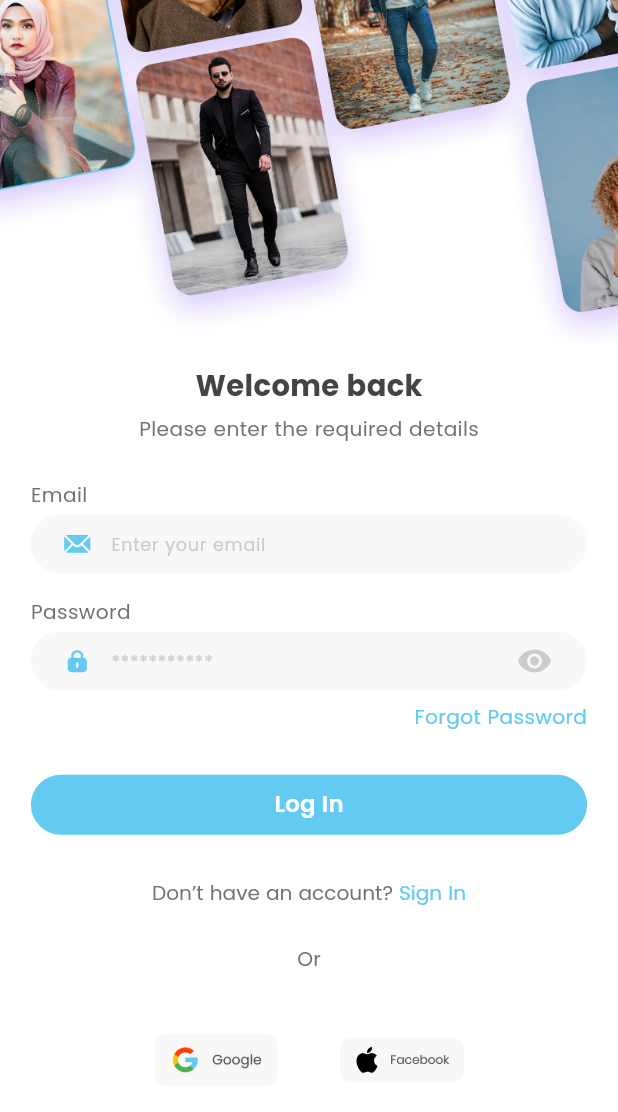
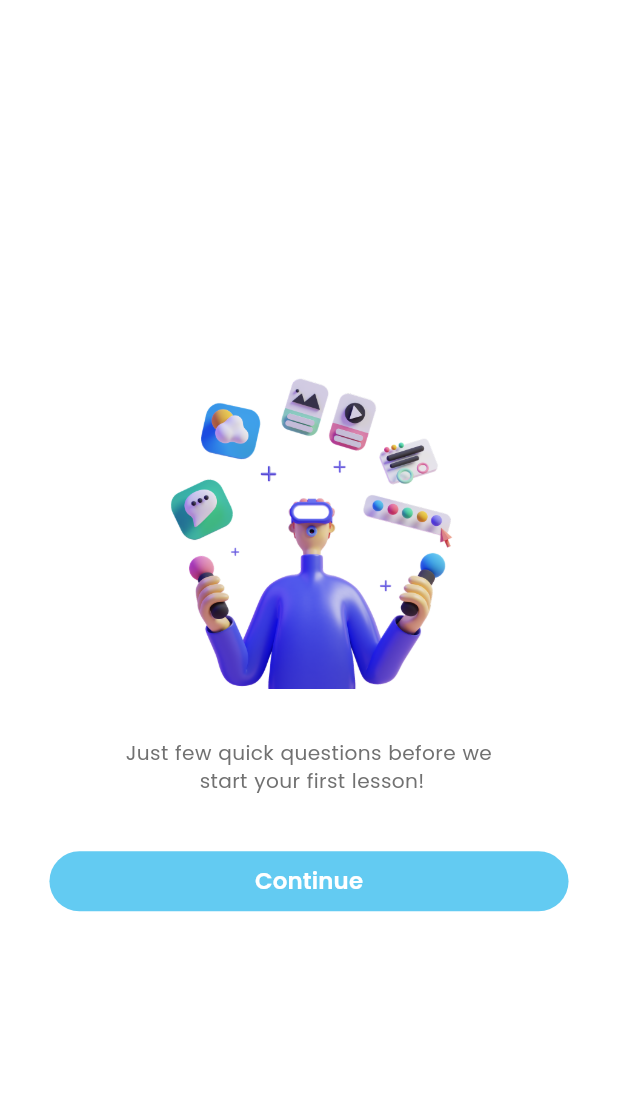
Before and after one commit to MRamzan2000/wave-app, a Flutter app: the LoginScreen screen opened directly, after a tap on "Log In", on a phone screen of 412 x 824 dp. Shown: the top 1112 px of the screen. Run offline on Flutter 3.47's test engine with Material 3 defaults, Android fonts, the phone set to English and light mode, and no system bars; our stand-ins replace flutter_svg, get, responsive_sizer, smooth_page_indicator.

Commit message:
forgot password welcome screen ui  add

```diff
--- a/lib/controller/auth_controller.dart
+++ b/lib/controller/auth_controller.dart
@@ -3,9 +3,6 @@ import 'package:get/get.dart';
 
 class AuthController extends GetxController{
   //TextFormFiled Controller
-  TextEditingController nameController=TextEditingController();
-  TextEditingController emailController=TextEditingController();
-  TextEditingController passwordController=TextEditingController();
-  TextEditingController confirmPasswordController=TextEditingController();
+
 
 }
--- a/lib/view/screens/login_screen.dart
+++ b/lib/view/screens/login_screen.dart
@@ -6,7 +6,9 @@ import 'package:weave_app/view/reuseable_widgets/custom_elevated_button.dart';
 import 'package:weave_app/view/reuseable_widgets/custom_textfield.dart';
 import 'package:weave_app/view/reuseable_widgets/get_horizontal_space.dart';
 import 'package:weave_app/view/reuseable_widgets/get_verticle_space.dart';
+import 'package:weave_app/view/screens/forgot_password.dart';
 import 'package:weave_app/view/screens/signup_screen.dart';
+import 'package:weave_app/view/screens/welcom_screen.dart';
 import 'package:weave_app/view/utils/app_colors.dart';
 import 'package:weave_app/view/utils/app_styles.dart';
 
@@ -18,12 +20,13 @@ class LoginScreen extends StatefulWidget {
 }
 
 class _LoginScreenState extends State<LoginScreen> {
-  final AuthController authController = Get.put(AuthController());
+  TextEditingController emailController=TextEditingController();
+  TextEditingController passwordController=TextEditingController();
   @override
   void dispose() {
     super.dispose();
-    authController.emailController.dispose();
-    authController.dispose();
+    emailController.dispose();
+    passwordController.dispose();
   }
 
   @override
@@ -68,7 +71,7 @@ class _LoginScreenState extends State<LoginScreen> {
                   ),
                   verticalSpace(.4.h),
                   CustomTextField(
-                    controller: authController.emailController,
+                    controller: emailController,
                     hintText: "Enter your email",
                     prefixIconPath: "assets/icons/email.svg",
                   ),
@@ -79,13 +82,17 @@ class _LoginScreenState extends State<LoginScreen> {
                   ),
                   verticalSpace(.4.h),
                   CustomTextField(
-                    controller: authController.passwordController,
+                    controller:passwordController,
                     hintText: "***********",
                     prefixIconPath: "assets/icons/password.svg",
                     showSuffixIcon: true,
                   ),
                   verticalSpace(1.h),
-                  Row(
+                  GestureDetector(
+                    onTap: (){
+                      Get.to(()=>ForgotPasswordScreen());
+                    },
+                    child: Row(
                       mainAxisAlignment: MainAxisAlignment.end,
                       children: [
                         Text(
@@ -95,6 +102,7 @@ class _LoginScreenState extends State<LoginScreen> {
                         )
                       ],
                     ),
+                  ),
                   verticalSpace(3.h),
                   Row(
                     children: [
@@ -103,7 +111,9 @@ class _LoginScreenState extends State<LoginScreen> {
                               title: "Log In",
                               bgColor: AppColors.primaryColor,
                               titleColor: AppColors.white,
-                              onTap: () {}))
+                              onTap: () {
+                                Get.off(()=>WelcomeScreen());
+                              }))
                     ],
                   ),
                   verticalSpace(3.h),
--- /dev/null
+++ b/lib/view/screens/welcom_screen.dart
@@ -0,0 +1,60 @@
+import 'package:flutter/material.dart';
+import 'package:get/get.dart';
+import 'package:responsive_sizer/responsive_sizer.dart';
+import 'package:weave_app/view/reuseable_widgets/custom_elevated_button.dart';
+import 'package:weave_app/view/reuseable_widgets/get_verticle_space.dart';
+import 'package:weave_app/view/screens/select_language_screen.dart';
+import 'package:weave_app/view/utils/app_colors.dart';
+import 'package:weave_app/view/utils/app_styles.dart';
+
+class WelcomeScreen extends StatefulWidget {
+  const WelcomeScreen({super.key});
+
+  @override
+  State<WelcomeScreen> createState() => _WelcomeScreenState();
+}
+
+class _WelcomeScreenState extends State<WelcomeScreen> {
+  @override
+  Widget build(BuildContext context) {
+    return Scaffold(
+      body: Container(
+        padding: EdgeInsets.symmetric(horizontal: 8.w),
+        height: MediaQuery.sizeOf(context).height,
+        width: MediaQuery.sizeOf(context).width,
+        child: Column(
+          mainAxisAlignment: MainAxisAlignment.center,
+          crossAxisAlignment: CrossAxisAlignment.center,
+          children: [
+            SizedBox(
+              height: 30.h,
+              width: MediaQuery.sizeOf(context).width - 5.w,
+              child: Image(
+                image: AssetImage("assets/images/welcome.png"),
+              ),
+            ),
+            verticalSpace(4.h),
+            Text(
+              "Just few quick questions before we\n start your first lesson!",
+              style: AppTextStyles.smallTextStyle,
+              textAlign: TextAlign.center,
+            ),
+            verticalSpace(4.h),
+            Row(
+              children: [
+                Expanded(
+                    child: customElevatedButton(
+                        title: "Continue",
+                        bgColor: AppColors.primaryColor,
+                        titleColor: AppColors.white,
+                        onTap: () {
+                          Get.to(()=>SelectLanguageScreen());
+                        }))
+              ],
+            ),
+          ],
+        ),
+      ),
+    );
+  }
+}
```
Also changed, not shown: lib/view/screens/forgot_password.dart (+86 -0 lines), lib/view/screens/select_language_screen.dart (added, +40 -0 lines), lib/view/screens/signup_screen.dart (+12 -13 lines), assets/images/forget_password.png (added), assets/images/welcome.png (added). Lines whose indentation alone changed are shown as unchanged.
